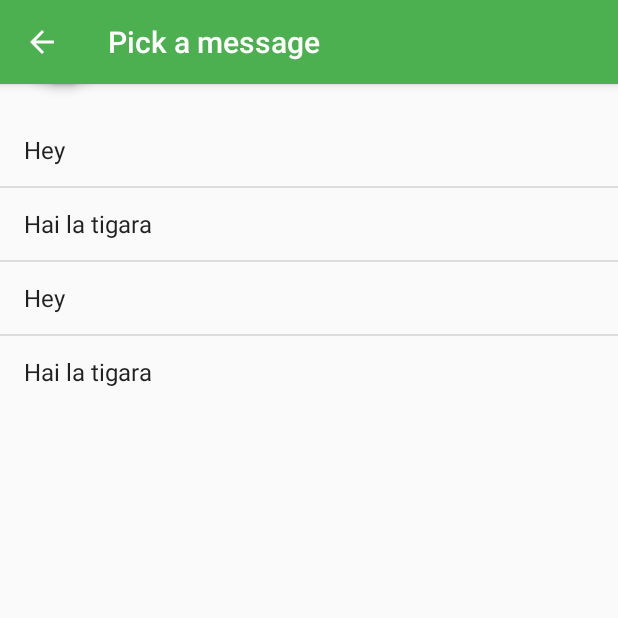
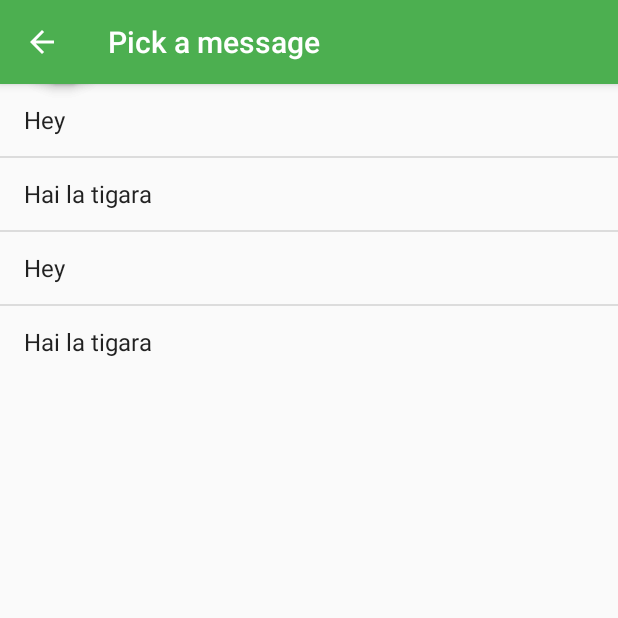
Before and after one commit to alexandrupele/heyhey, an Android app: the MessagePickerActivity screen opened directly, with no data from a screen before it, on a phone screen of 412 x 824 dp, the top half of it. Run offline under Robolectric (Android 15) with nearby library versions, the phone set to English and light mode, and no system bars; our stand-ins replace Firebase (no records; nobody signed in at launch, a user with empty details on screens opened directly), Room's generated code, RxJava; libraries missing offline, so code that uses them is left out: com.afollestad.materialdialogs, com.facebook, com.firebase.ui; plain views replace FloatingActionButton, FloatingActionMenu; 4 statements that could not run were skipped.

Commit message:
remove message list top margin

```diff
--- a/app/src/main/res/layout/activity_message_picker.xml
+++ b/app/src/main/res/layout/activity_message_picker.xml
@@ -16,7 +16,7 @@
     <ListView
         android:id="@android:id/list"
         android:layout_below="@id/toolbar"
-        android:layout_marginTop="20dp"
+        android:layout_marginTop="0dp"
         android:layout_width="match_parent"
         android:layout_height="wrap_content" />
 
```
